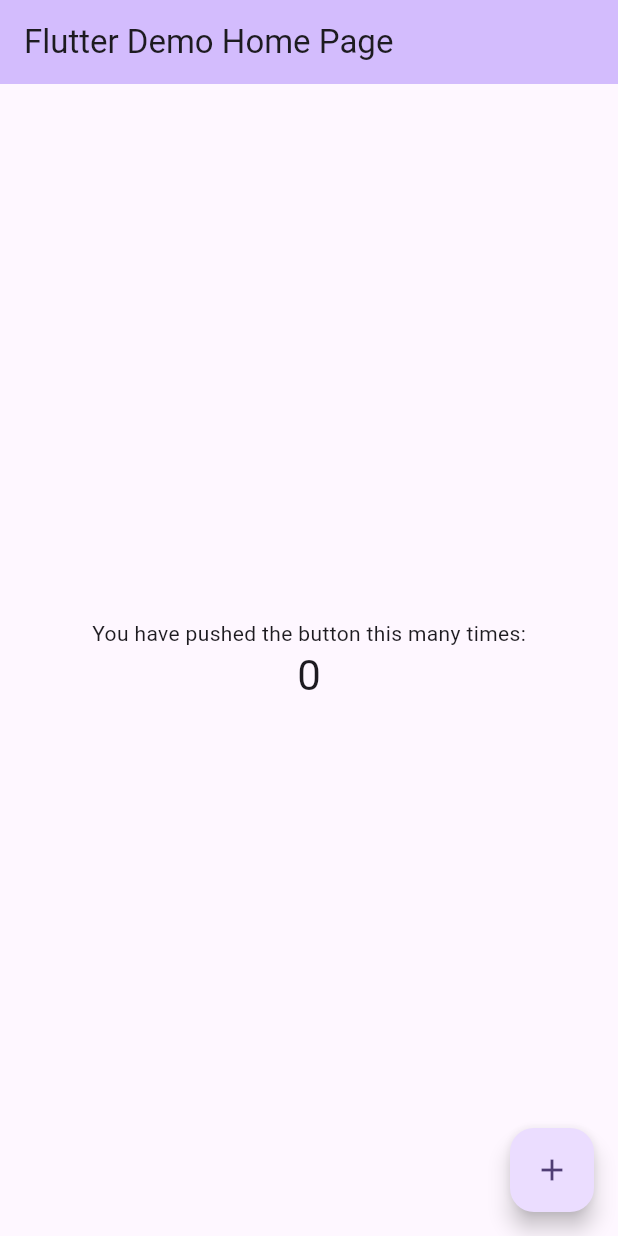
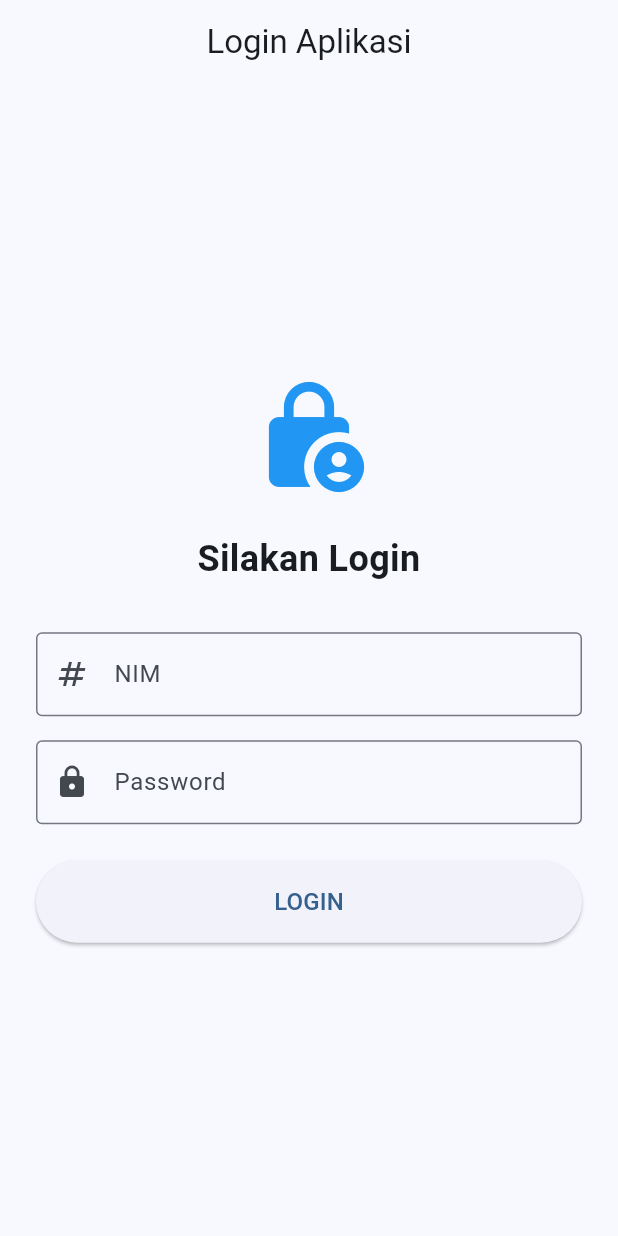
Before and after one commit to fadhilabi22/UTS-PML-1124160100, a Flutter app: the screen it shows after launch, on a phone screen of 412 x 824 dp. Run offline on Flutter 3.47's test engine with Material 3 defaults, Android fonts, the phone set to English and light mode, and no system bars.

Commit message:
feat:menyelesaikan halaman login dengan form dan state loading

```diff
--- a/soal2-profil-app/lib/main.dart
+++ b/soal2-profil-app/lib/main.dart
@@ -1,122 +1,60 @@
 import 'package:flutter/material.dart';
+import 'screens/login_page.dart';
 
 void main() {
   runApp(const MyApp());
 }
 
-class MyApp extends StatelessWidget {
+class MyApp extends StatefulWidget {
   const MyApp({super.key});
 
-  // This widget is the root of your application.
+
+  static void updateThemeMode(BuildContext context, ThemeMode newMode) {
+    final _MyAppState? state = context.findAncestorStateOfType<_MyAppState>();
+    state?.changeTheme(newMode);
+  }
+
   @override
-  Widget build(BuildContext context) {
-    return MaterialApp(
-      title: 'Flutter Demo',
-      theme: ThemeData(
-        // This is the theme of your application.
-        //
-        // TRY THIS: Try running your application with "flutter run". You'll see
-        // the application has a purple toolbar. Then, without quitting the app,
-        // try changing the seedColor in the colorScheme below to Colors.green
-        // and then invoke "hot reload" (save your changes or press the "hot
-        // reload" button in a Flutter-supported IDE, or press "r" if you used
-        // the command line to start the app).
-        //
-        // Notice that the counter didn't reset back to zero; the application
-        // state is not lost during the reload. To reset the state, use hot
-        // restart instead.
-        //
-        // This works for code too, not just values: Most code changes can be
-        // tested with just a hot reload.
-        colorScheme: ColorScheme.fromSeed(seedColor: Colors.deepPurple),
-      ),
-      home: const MyHomePage(title: 'Flutter Demo Home Page'),
-    );
-  }
+  State<MyApp> createState() => _MyAppState();
 }
 
-class MyHomePage extends StatefulWidget {
-  const MyHomePage({super.key, required this.title});
+class _MyAppState extends State<MyApp> {
 
-  // This widget is the home page of your application. It is stateful, meaning
-  // that it has a State object (defined below) that contains fields that affect
-  // how it looks.
+  ThemeMode _themeMode = ThemeMode.system;
 
-  // This class is the configuration for the state. It holds the values (in this
-  // case the title) provided by the parent (in this case the App widget) and
-  // used by the build method of the State. Fields in a Widget subclass are
-  // always marked "final".
-
-  final String title;
-
-  @override
-  State<MyHomePage> createState() => _MyHomePageState();
-}
-
-class _MyHomePageState extends State<MyHomePage> {
-  int _counter = 0;
-
-  void _incrementCounter() {
+  void changeTheme(ThemeMode mode) {
     setState(() {
-      // This call to setState tells the Flutter framework that something has
-      // changed in this State, which causes it to rerun the build method below
-      // so that the display can reflect the updated values. If we changed
-      // _counter without calling setState(), then the build method would not be
-      // called again, and so nothing would appear to happen.
-      _counter++;
+      _themeMode = mode;
     });
   }
 
   @override
   Widget build(BuildContext context) {
-    // This method is rerun every time setState is called, for instance as done
-    // by the _incrementCounter method above.
-    //
-    // The Flutter framework has been optimized to make rerunning build methods
-    // fast, so that you can just rebuild anything that needs updating rather
-    // than having to individually change instances of widgets.
-    return Scaffold(
-      appBar: AppBar(
-        // TRY THIS: Try changing the color here to a specific color (to
-        // Colors.amber, perhaps?) and trigger a hot reload to see the AppBar
-        // change color while the other colors stay the same.
-        backgroundColor: Theme.of(context).colorScheme.inversePrimary,
-        // Here we take the value from the MyHomePage object that was created by
-        // the App.build method, and use it to set our appbar title.
-        title: Text(widget.title),
-      ),
-      body: Center(
-        // Center is a layout widget. It takes a single child and positions it
-        // in the middle of the parent.
-        child: Column(
-          // Column is also a layout widget. It takes a list of children and
-          // arranges them vertically. By default, it sizes itself to fit its
-          // children horizontally, and tries to be as tall as its parent.
-          //
-          // Column has various properties to control how it sizes itself and
-          // how it positions its children. Here we use mainAxisAlignment to
-          // center the children vertically; the main axis here is the vertical
-          // axis because Columns are vertical (the cross axis would be
-          // horizontal).
-          //
-          // TRY THIS: Invoke "debug painting" (choose the "Toggle Debug Paint"
-          // action in the IDE, or press "p" in the console), to see the
-          // wireframe for each widget.
-          mainAxisAlignment: MainAxisAlignment.center,
-          children: <Widget>[
-            const Text('You have pushed the button this many times:'),
-            Text(
-              '$_counter',
-              style: Theme.of(context).textTheme.headlineMedium,
-            ),
-          ],
+    return MaterialApp(
+      title: 'Profil Mahasiswa',
+      debugShowCheckedModeBanner: false,
+      themeMode: _themeMode,
+
+
+      theme: ThemeData(
+        useMaterial3: true,
+        colorScheme: ColorScheme.fromSeed(
+          seedColor: Colors.blue,
+          brightness: Brightness.light,
         ),
       ),
-      floatingActionButton: FloatingActionButton(
-        onPressed: _incrementCounter,
-        tooltip: 'Increment',
-        child: const Icon(Icons.add),
-      ), // This trailing comma makes auto-formatting nicer for build methods.
+
+
+      darkTheme: ThemeData(
+        useMaterial3: true,
+        colorScheme: ColorScheme.fromSeed(
+          seedColor: Colors.blue,
+          brightness: Brightness.dark,
+        ),
+      ),
+
+
+      home: const LoginPage(),
     );
   }
 }
--- /dev/null
+++ b/soal2-profil-app/lib/screens/login_page.dart
@@ -0,0 +1,149 @@
+import 'package:flutter/material.dart';
+import 'profile_page.dart';
+
+class LoginPage extends StatefulWidget {
+  const LoginPage({super.key});
+
+  @override
+  State<LoginPage> createState() => _LoginPageState();
+}
+
+class _LoginPageState extends State<LoginPage> {
+
+  final _formKey = GlobalKey<FormState>();
+
+
+  bool _isLoading = false;
+
+
+  final TextEditingController _nimController = TextEditingController();
+  final TextEditingController _passwordController = TextEditingController();
+
+  @override
+  void dispose() {
+    _nimController.dispose();
+    _passwordController.dispose();
+    super.dispose();
+  }
+
+
+  Future<void> _login() async {
+
+    if (_formKey.currentState!.validate()) {
+
+      setState(() {
+        _isLoading = true;
+      });
+
+
+      await Future.delayed(const Duration(seconds: 2));
+
+
+      if (!mounted) return;
+
+      setState(() {
+        _isLoading = false;
+      });
+
+
+      Navigator.pushReplacement(
+        context,
+        MaterialPageRoute(builder: (context) => const ProfilePage()),
+      );
+    }
+  }
+
+  @override
+  Widget build(BuildContext context) {
+    return Scaffold(
+      appBar: AppBar(
+        title: const Text('Login Aplikasi'),
+        centerTitle: true,
+      ),
+      body: Center(
+        child: SingleChildScrollView(
+          padding: const EdgeInsets.all(24.0),
+
+          child: Form(
+            key: _formKey,
+            child: Column(
+              mainAxisAlignment: MainAxisAlignment.center,
+              crossAxisAlignment: CrossAxisAlignment.stretch,
+              children: [
+                const Icon(
+                  Icons.lock_person,
+                  size: 80,
+                  color: Colors.blue,
+                ),
+                const SizedBox(height: 24),
+                const Text(
+                  'Silakan Login',
+                  textAlign: TextAlign.center,
+                  style: TextStyle(
+                    fontSize: 24,
+                    fontWeight: FontWeight.bold,
+                  ),
+                ),
+                const SizedBox(height: 32),
+
+                // TextFormField untuk NIM dengan Validator
+                TextFormField(
+                  controller: _nimController,
+                  keyboardType: TextInputType.number,
+                  decoration: const InputDecoration(
+                    labelText: 'NIM',
+                    border: OutlineInputBorder(),
+                    prefixIcon: Icon(Icons.numbers),
+                  ),
+                  validator: (value) {
+                    if (value == null || value.isEmpty) {
+                      return 'NIM tidak boleh kosong';
+                    }
+                    if (value.length < 5) {
+                      return 'NIM minimal 5 digit';
+                    }
+                    return null;
+                  },
+                ),
+                const SizedBox(height: 16),
+
+                // TextFormField untuk Password dengan Validator
+                TextFormField(
+                  controller: _passwordController,
+                  obscureText: true,
+                  decoration: const InputDecoration(
+                    labelText: 'Password',
+                    border: OutlineInputBorder(),
+                    prefixIcon: Icon(Icons.lock),
+                  ),
+                  validator: (value) {
+                    if (value == null || value.isEmpty) {
+                      return 'Password tidak boleh kosong';
+                    }
+                    return null;
+                  },
+                ),
+                const SizedBox(height: 24),
+
+                // Tombol Login
+                ElevatedButton(
+                  onPressed: _isLoading ? null : _login,
+                  style: ElevatedButton.styleFrom(
+                    padding: const EdgeInsets.symmetric(vertical: 16),
+                  ),
+                  // Menampilkan indikator loading atau teks berdasarkan state
+                  child: _isLoading
+                      ? const CircularProgressIndicator()
+                      : const Text(
+                          'LOGIN',
+                          style: TextStyle(fontSize: 16),
+                        ),
+                ),
+              ],
+            ),
+          ),
+        ),
+      ),
+    );
+  }
+}
--- /dev/null
+++ b/soal2-profil-app/lib/screens/profile_page.dart
@@ -0,0 +1,13 @@
+import 'package:flutter/material.dart';
+
+class ProfilePage extends StatelessWidget {
+  const ProfilePage({super.key});
+
+  @override
+  Widget build(BuildContext context) {
+    return Scaffold(
+      appBar: AppBar(title: const Text("Halaman Profil")),
+      body: const Center(child: Text("Profil akan dibuat di tahap selanjutnya")),
+    );
+  }
+}
```
Also changed, not shown: soal2-profil-app/lib/models/profile.dart (added), soal2-profil-app/lib/screens/about_page.dart (added), soal2-profil-app/lib/screens/edit_profile_page.dart (added).
